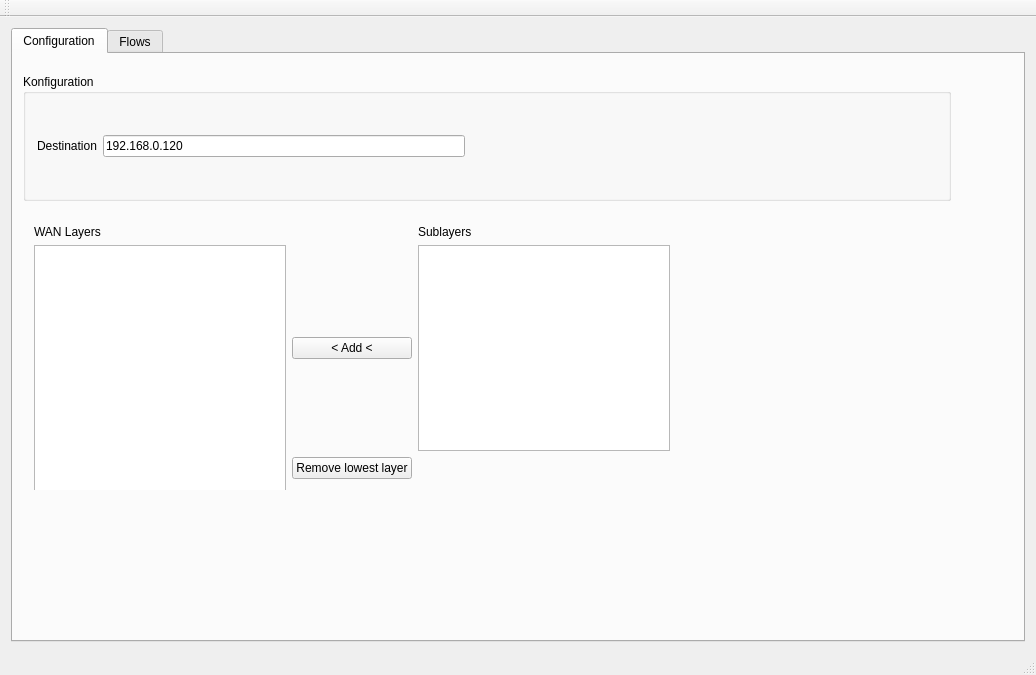
The window that mainwindow.ui (tibob/wanperf) describes before a commit, drawn with Qt 5.
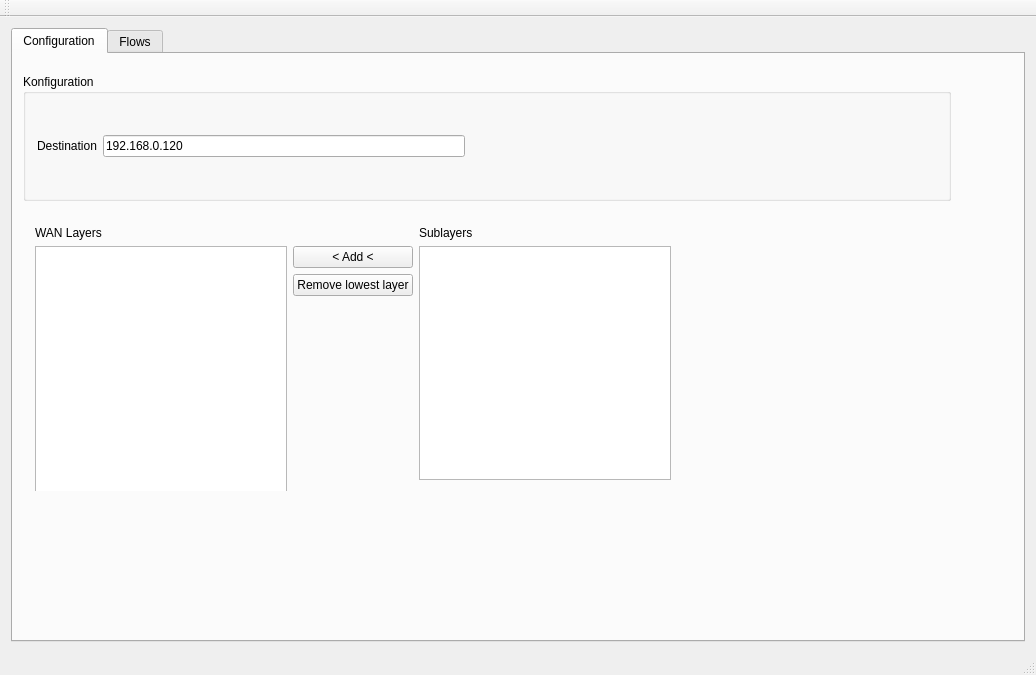
The same window after the commit. The open tabs and pages were chosen to show the change.

Commit message:
UI Fixes / Improvements - WAN Layers
- Sublayer initialisation did not work properly
- Add / Remove Layers with double click

Patch:
```diff
--- a/mainwindow.ui
+++ b/mainwindow.ui
@@ -79,16 +79,16 @@
          </item>
         </layout>
        </widget>
-       <widget class="QWidget" name="layoutWidget">
+       <widget class="QWidget" name="">
         <property name="geometry">
          <rect>
-          <x>10</x>
-          <y>160</y>
+          <x>11</x>
+          <y>161</y>
           <width>658</width>
           <height>276</height>
          </rect>
         </property>
-        <layout class="QGridLayout" name="gridLayout_5">
+        <layout class="QGridLayout" name="gridLayout_9">
          <item row="0" column="0">
           <widget class="QLabel" name="label_6">
            <property name="text">
@@ -103,7 +103,7 @@
            </property>
           </widget>
          </item>
-         <item row="1" column="0" rowspan="2">
+         <item row="1" column="0" rowspan="3">
           <widget class="QTableView" name="wanLayers">
            <property name="sizePolicy">
             <sizepolicy hsizetype="Expanding" vsizetype="Expanding">
@@ -135,7 +135,7 @@
            </property>
           </widget>
          </item>
-         <item row="1" column="2">
+         <item row="1" column="2" rowspan="3">
           <widget class="QTableView" name="wanSubLayers">
            <property name="selectionMode">
             <enum>QAbstractItemView::SingleSelection</enum>
@@ -155,6 +155,19 @@
            </property>
           </widget>
          </item>
+         <item row="3" column="1">
+          <spacer name="verticalSpacer">
+           <property name="orientation">
+            <enum>Qt::Vertical</enum>
+           </property>
+           <property name="sizeHint" stdset="0">
+            <size>
+             <width>20</width>
+             <height>138</height>
+            </size>
+           </property>
+          </spacer>
+         </item>
         </layout>
        </widget>
       </widget>
```
Left out of the diff: 2 changed lines with no effect on the pictures. The commit also changes 4 other files.
